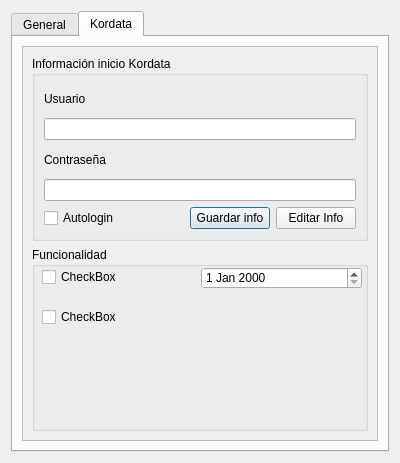
gabod22/Pixel-after-sell-reporter, file ui/configDialog.ui: the form before one commit.
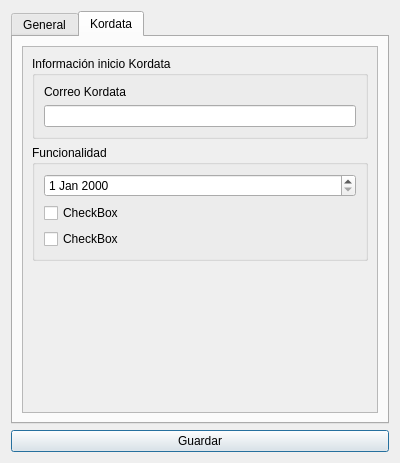
The form after the commit.

```diff
--- a/ui/configDialog.ui
+++ b/ui/configDialog.ui
@@ -40,7 +40,7 @@
             <x>0</x>
             <y>0</y>
             <width>356</width>
-            <height>396</height>
+            <height>366</height>
            </rect>
           </property>
           <layout class="QVBoxLayout" name="verticalLayout_3">
@@ -55,7 +55,7 @@
                 <item>
                  <widget class="QLabel" name="label">
                   <property name="text">
-                   <string>Usuario</string>
+                   <string>Correo Kordata</string>
                   </property>
                  </widget>
                 </item>
@@ -64,58 +64,6 @@
                 </item>
                </layout>
               </item>
-              <item>
-               <layout class="QVBoxLayout" name="verticalLayout_5">
-                <item>
-                 <widget class="QLabel" name="label_2">
-                  <property name="text">
-                   <string>Contraseña</string>
-                  </property>
-                 </widget>
-                </item>
-                <item>
-                 <widget class="QLineEdit" name="TxtKordataPass"/>
-                </item>
-               </layout>
-              </item>
-              <item>
-               <layout class="QHBoxLayout" name="horizontalLayout">
-                <item>
-                 <widget class="QCheckBox" name="CheckAutologin">
-                  <property name="text">
-                   <string>Autologin</string>
-                  </property>
-                 </widget>
-                </item>
-                <item>
-                 <spacer name="horizontalSpacer">
-                  <property name="orientation">
-                   <enum>Qt::Orientation::Horizontal</enum>
-                  </property>
-                  <property name="sizeHint" stdset="0">
-                   <size>
-                    <width>40</width>
-                    <height>20</height>
-                   </size>
-                  </property>
-                 </spacer>
-                </item>
-                <item>
-                 <widget class="QPushButton" name="BtnConfigDiagSaveKordataInfo">
-                  <property name="text">
-                   <string>Guardar info</string>
-                  </property>
-                 </widget>
-                </item>
-                <item>
-                 <widget class="QPushButton" name="BtnConfigDiagEditKordataInfo">
-                  <property name="text">
-                   <string>Editar Info</string>
-                  </property>
-                 </widget>
-                </item>
-               </layout>
-              </item>
              </layout>
             </widget>
            </item>
@@ -124,44 +72,40 @@
              <property name="title">
               <string>Funcionalidad</string>
              </property>
-             <widget class="QCheckBox" name="checkBox">
-              <property name="geometry">
-               <rect>
-                <x>10</x>
-                <y>20</y>
-                <width>78</width>
-                <height>20</height>
-               </rect>
-              </property>
-              <property name="text">
-               <string>CheckBox</string>
-              </property>
-             </widget>
-             <widget class="QCheckBox" name="checkBox_2">
-              <property name="geometry">
-               <rect>
-                <x>10</x>
-                <y>60</y>
-                <width>78</width>
-                <height>20</height>
-               </rect>
-              </property>
-              <property name="text">
-               <string>CheckBox</string>
-              </property>
-             </widget>
-             <widget class="QDateEdit" name="dateKordataStartDate">
-              <property name="geometry">
-               <rect>
-                <x>169</x>
-                <y>20</y>
-                <width>161</width>
-                <height>22</height>
-               </rect>
-              </property>
-             </widget>
+             <layout class="QVBoxLayout" name="verticalLayout_5">
+              <item>
+               <widget class="QDateEdit" name="dateKordataStartDate"/>
+              </item>
+              <item>
+               <widget class="QCheckBox" name="checkBox_2">
+                <property name="text">
+                 <string>CheckBox</string>
+                </property>
+               </widget>
+              </item>
+              <item>
+               <widget class="QCheckBox" name="checkBox">
+                <property name="text">
+                 <string>CheckBox</string>
+                </property>
+               </widget>
+              </item>
+             </layout>
             </widget>
            </item>
+           <item>
+            <spacer name="verticalSpacer">
+             <property name="orientation">
+              <enum>Qt::Orientation::Vertical</enum>
+             </property>
+             <property name="sizeHint" stdset="0">
+              <size>
+               <width>20</width>
+               <height>40</height>
+              </size>
+             </property>
+            </spacer>
+           </item>
           </layout>
          </widget>
         </widget>
@@ -170,6 +114,13 @@
      </widget>
     </widget>
    </item>
+   <item>
+    <widget class="QPushButton" name="BtnSaveConfig">
+     <property name="text">
+      <string>Guardar</string>
+     </property>
+    </widget>
+   </item>
   </layout>
  </widget>
  <resources/>
```
Left out of the diff: 31 changed lines with no effect on the pictures.
